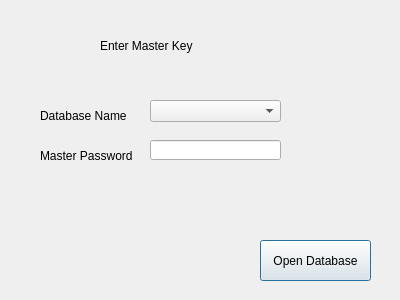
Above: opendatabaseform.ui from DensonNgumo/Vault before the change. Below: the same form after it.
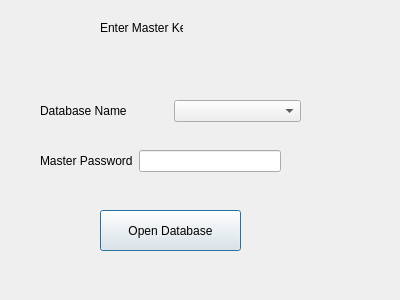
That is the form after the change.

```diff
--- a/opendatabaseform.ui
+++ b/opendatabaseform.ui
@@ -13,77 +13,75 @@
   <property name="windowTitle">
    <string>Dialog</string>
   </property>
-  <widget class="QLabel" name="label">
+  <widget class="QPushButton" name="pushButton_open">
    <property name="geometry">
     <rect>
      <x>100</x>
-     <y>10</y>
+     <y>210</y>
      <width>141</width>
-     <height>71</height>
+     <height>41</height>
+    </rect>
+   </property>
+   <property name="text">
+    <string>Open Database</string>
+   </property>
+  </widget>
+  <widget class="QLabel" name="label_heading">
+   <property name="geometry">
+    <rect>
+     <x>100</x>
+     <y>20</y>
+     <width>83</width>
+     <height>16</height>
     </rect>
    </property>
    <property name="text">
     <string>Enter Master Key</string>
    </property>
   </widget>
-  <widget class="QLabel" name="label_2">
+  <widget class="QWidget" name="">
    <property name="geometry">
     <rect>
      <x>40</x>
      <y>100</y>
-     <width>101</width>
-     <height>31</height>
+     <width>261</width>
+     <height>22</height>
     </rect>
    </property>
+   <layout class="QHBoxLayout" name="horizontalLayout">
+    <item>
+     <widget class="QLabel" name="label_dbName">
    <property name="text">
     <string>Database Name</string>
    </property>
   </widget>
+    </item>
+    <item>
+     <widget class="QComboBox" name="comboBox_dbNames"/>
+    </item>
+   </layout>
+  </widget>
+  <widget class="QWidget" name="">
+   <property name="geometry">
+    <rect>
+     <x>40</x>
+     <y>150</y>
+     <width>241</width>
+     <height>22</height>
+    </rect>
+   </property>
+   <layout class="QHBoxLayout" name="horizontalLayout_2">
+    <item>
   <widget class="QLabel" name="label_3">
-   <property name="geometry">
-    <rect>
-     <x>40</x>
-     <y>140</y>
-     <width>101</width>
-     <height>31</height>
-    </rect>
-   </property>
    <property name="text">
     <string>Master Password</string>
    </property>
   </widget>
-  <widget class="QComboBox" name="comboBox_dbNames">
-   <property name="geometry">
-    <rect>
-     <x>150</x>
-     <y>100</y>
-     <width>131</width>
-     <height>22</height>
-    </rect>
-   </property>
-  </widget>
-  <widget class="QLineEdit" name="lineEdit_masterPass">
-   <property name="geometry">
-    <rect>
-     <x>150</x>
-     <y>140</y>
-     <width>131</width>
-     <height>20</height>
-    </rect>
-   </property>
-  </widget>
-  <widget class="QPushButton" name="pushButton_open">
-   <property name="geometry">
-    <rect>
-     <x>260</x>
-     <y>240</y>
-     <width>111</width>
-     <height>41</height>
-    </rect>
-   </property>
-   <property name="text">
-    <string>Open Database</string>
-   </property>
+    </item>
+    <item>
+     <widget class="QLineEdit" name="lineEdit_masterPass"/>
+    </item>
+   </layout>
   </widget>
  </widget>
  <resources/>
```
Lines whose indentation alone changed are shown as unchanged.
